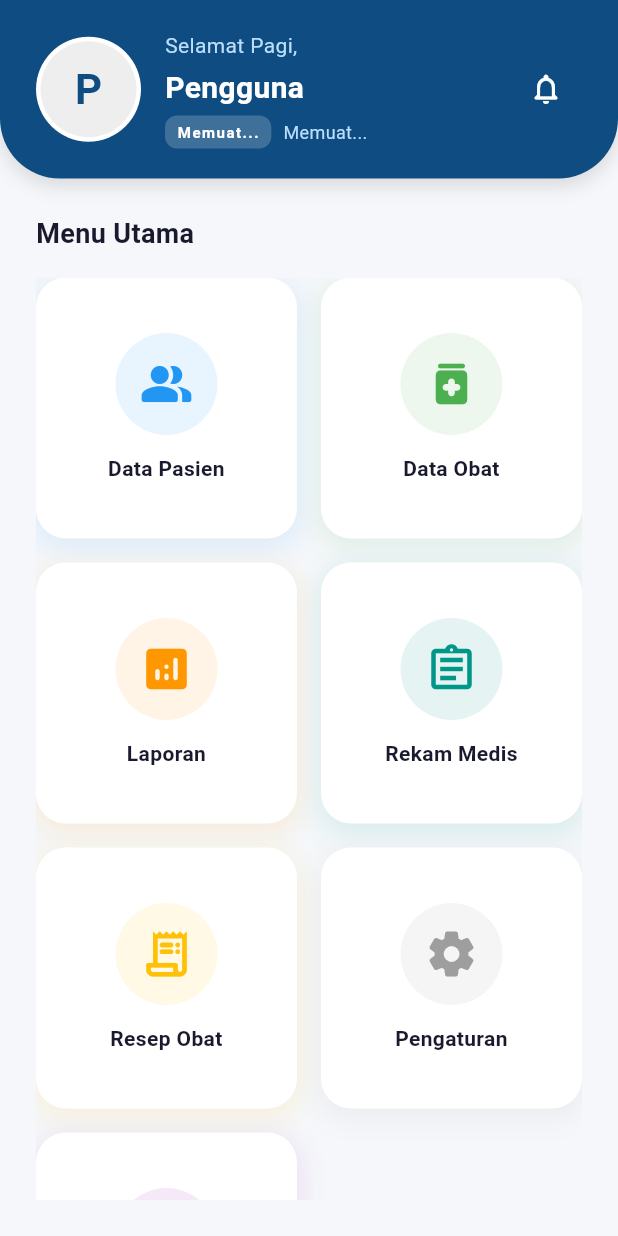
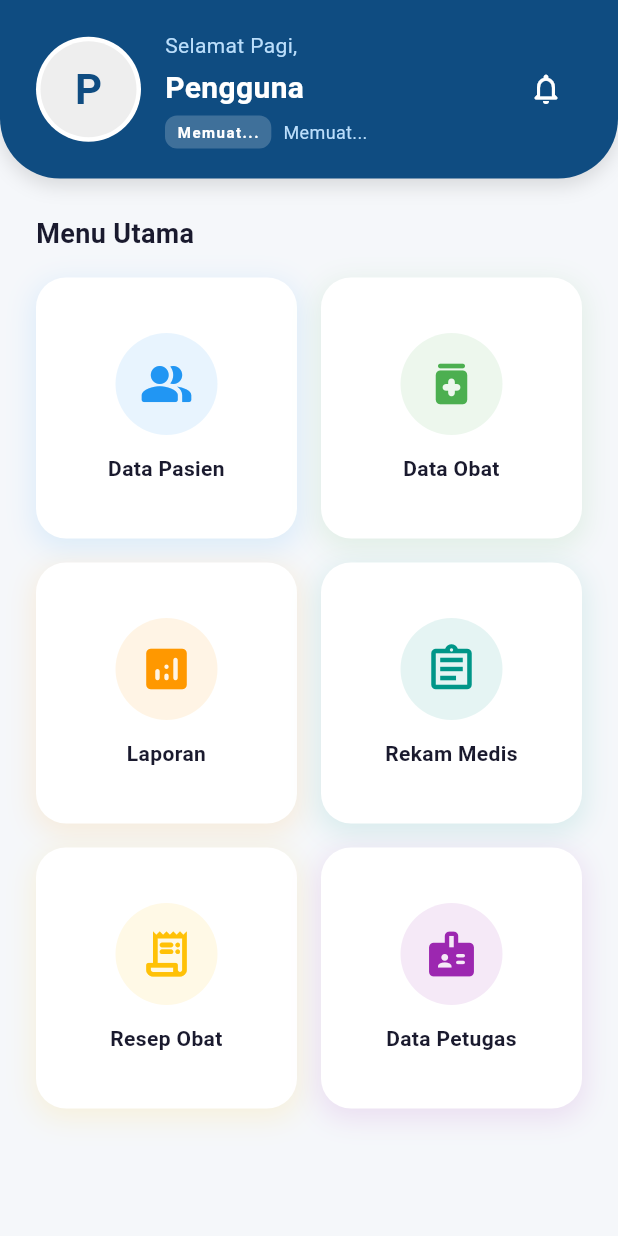
Before and after one commit to muhamadayeshaaulia/armada, a Flutter app: the DashboardPage screen opened directly, on a phone screen of 412 x 824 dp. Run offline on Flutter 3.47's test engine with Material 3 defaults, Android fonts, the phone set to English and light mode, and no system bars; our stand-ins replace dartz, equatable, firebase_auth, firebase_core, flutter_bloc, flutter_dotenv and 5 more; accounts and stored records are empty.

Commit message:
feat : menghapus menu pengaturan dari dashboard

```diff
--- a/lib/core/constants/app_menus.dart
+++ b/lib/core/constants/app_menus.dart
@@ -27,7 +27,6 @@ class AppMenus {
     VoidCallback? onReport,
     VoidCallback? onRekamMedis,
     VoidCallback? onResepObat,
-    VoidCallback? onSettings,
     VoidCallback? onStaff,
   }) {
     return [
@@ -62,12 +61,6 @@ class AppMenus {
         onTap: onResepObat,
       ),
       MenuItemData(
-        icon: Icons.settings_rounded,
-        title: 'Pengaturan',
-        color: AppColors.menuSettings,
-        onTap: onSettings,
-      ),
-      MenuItemData(
         icon: Icons.badge_rounded,
         title: 'Data Petugas',
         color: const Color(0xFF9C27B0),
```
Also changed, not shown: lib/features/dashboard/presentation/pages/dashboard_page.dart (+0 -14 lines).
